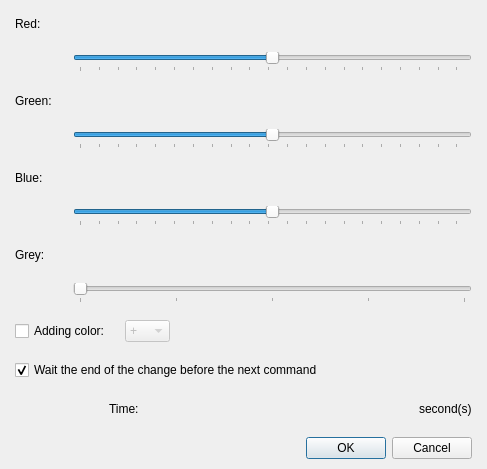
Before: the Qt Designer form Editor/Dialogs/Commands/dialogcommandchangescreentone.ui in RPG-Paper-Maker/RPG-Paper-Maker, drawn with Qt 5.
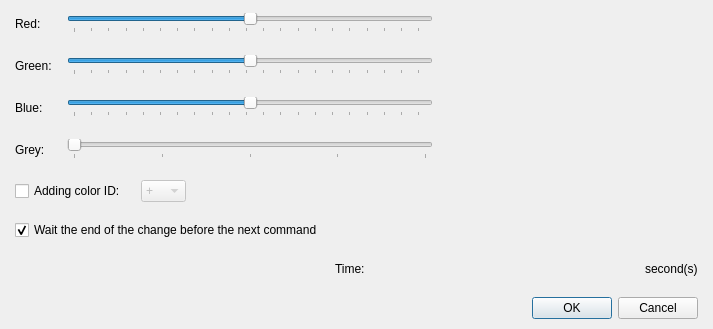
After: the same form once the commit is applied. Custom widgets are drawn as their Qt base class.

Commit message: [FIX] Command screen tone: reorder UI

Patch:
```diff
--- a/Editor/Dialogs/Commands/dialogcommandchangescreentone.ui
+++ b/Editor/Dialogs/Commands/dialogcommandchangescreentone.ui
@@ -6,14 +6,14 @@
    <rect>
     <x>0</x>
     <y>0</y>
-    <width>487</width>
-    <height>401</height>
+    <width>713</width>
+    <height>291</height>
    </rect>
   </property>
   <property name="windowTitle">
    <string>Change screen tone...</string>
   </property>
-  <layout class="QGridLayout" name="gridLayout_5">
+  <layout class="QGridLayout" name="gridLayout_2">
    <property name="leftMargin">
     <number>15</number>
    </property>
@@ -34,7 +34,7 @@
      <item>
       <layout class="QVBoxLayout" name="verticalLayout">
        <item>
-        <layout class="QGridLayout" name="gridLayout">
+        <layout class="QGridLayout" name="gridLayout" columnstretch="0,1,0">
          <item row="0" column="0">
           <widget class="QLabel" name="label">
            <property name="text">
@@ -43,48 +43,6 @@
           </widget>
          </item>
          <item row="0" column="1">
-          <widget class="PanelPrimitiveValue" name="panelPrimitiveRed" native="true">
-           <property name="minimumSize">
-            <size>
-             <width>250</width>
-             <height>27</height>
-            </size>
-           </property>
-           <property name="maximumSize">
-            <size>
-             <width>250</width>
-             <height>27</height>
-            </size>
-           </property>
-          </widget>
-         </item>
-         <item row="0" column="2">
-          <spacer name="horizontalSpacer">
-           <property name="orientation">
-            <enum>Qt::Horizontal</enum>
-           </property>
-           <property name="sizeHint" stdset="0">
-            <size>
-             <width>138</width>
-             <height>20</height>
-            </size>
-           </property>
-          </spacer>
-         </item>
-         <item row="1" column="0">
-          <spacer name="horizontalSpacer_2">
-           <property name="orientation">
-            <enum>Qt::Horizontal</enum>
-           </property>
-           <property name="sizeHint" stdset="0">
-            <size>
-             <width>48</width>
-             <height>20</height>
-            </size>
-           </property>
-          </spacer>
-         </item>
-         <item row="1" column="1" colspan="2">
           <widget class="QSlider" name="horizontalSliderRed">
            <property name="minimum">
             <number>-255</number>
@@ -106,60 +64,30 @@
            </property>
           </widget>
          </item>
-        </layout>
-       </item>
-       <item>
-        <layout class="QGridLayout" name="gridLayout_2">
-         <item row="0" column="0">
+         <item row="0" column="2">
+          <widget class="PanelPrimitiveValue" name="panelPrimitiveRed" native="true">
+           <property name="minimumSize">
+            <size>
+             <width>250</width>
+             <height>27</height>
+            </size>
+           </property>
+           <property name="maximumSize">
+            <size>
+             <width>250</width>
+             <height>27</height>
+            </size>
+           </property>
+          </widget>
+         </item>
+         <item row="1" column="0">
           <widget class="QLabel" name="label_2">
            <property name="text">
             <string>Green:</string>
            </property>
           </widget>
          </item>
-         <item row="0" column="1">
-          <widget class="PanelPrimitiveValue" name="panelPrimitiveGreen" native="true">
-           <property name="minimumSize">
-            <size>
-             <width>250</width>
-             <height>27</height>
-            </size>
-           </property>
-           <property name="maximumSize">
-            <size>
-             <width>250</width>
-             <height>27</height>
-            </size>
-           </property>
-          </widget>
-         </item>
-         <item row="0" column="2">
-          <spacer name="horizontalSpacer_3">
-           <property name="orientation">
-            <enum>Qt::Horizontal</enum>
-           </property>
-           <property name="sizeHint" stdset="0">
-            <size>
-             <width>138</width>
-             <height>20</height>
-            </size>
-           </property>
-          </spacer>
-         </item>
-         <item row="1" column="0">
-          <spacer name="horizontalSpacer_4">
-           <property name="orientation">
-            <enum>Qt::Horizontal</enum>
-           </property>
-           <property name="sizeHint" stdset="0">
-            <size>
-             <width>48</width>
-             <height>20</height>
-            </size>
-           </property>
-          </spacer>
-         </item>
-         <item row="1" column="1" colspan="2">
+         <item row="1" column="1">
           <widget class="QSlider" name="horizontalSliderGreen">
            <property name="minimum">
             <number>-255</number>
@@ -181,60 +109,30 @@
            </property>
           </widget>
          </item>
-        </layout>
-       </item>
-       <item>
-        <layout class="QGridLayout" name="gridLayout_3">
-         <item row="0" column="0">
+         <item row="1" column="2">
+          <widget class="PanelPrimitiveValue" name="panelPrimitiveGreen" native="true">
+           <property name="minimumSize">
+            <size>
+             <width>250</width>
+             <height>27</height>
+            </size>
+           </property>
+           <property name="maximumSize">
+            <size>
+             <width>250</width>
+             <height>27</height>
+            </size>
+           </property>
+          </widget>
+         </item>
+         <item row="2" column="0">
           <widget class="QLabel" name="label_3">
            <property name="text">
             <string>Blue:</string>
            </property>
           </widget>
          </item>
-         <item row="0" column="1">
-          <widget class="PanelPrimitiveValue" name="panelPrimitiveBlue" native="true">
-           <property name="minimumSize">
-            <size>
-             <width>250</width>
-             <height>27</height>
-            </size>
-           </property>
-           <property name="maximumSize">
-            <size>
-             <width>250</width>
-             <height>27</height>
-            </size>
-           </property>
-          </widget>
-         </item>
-         <item row="0" column="2">
-          <spacer name="horizontalSpacer_5">
-           <property name="orientation">
-            <enum>Qt::Horizontal</enum>
-           </property>
-           <property name="sizeHint" stdset="0">
-            <size>
-             <width>138</width>
-             <height>20</height>
-            </size>
-           </property>
-          </spacer>
-         </item>
-         <item row="1" column="0">
-          <spacer name="horizontalSpacer_6">
-           <property name="orientation">
-            <enum>Qt::Horizontal</enum>
-           </property>
-           <property name="sizeHint" stdset="0">
-            <size>
-             <width>48</width>
-             <height>20</height>
-            </size>
-           </property>
-          </spacer>
-         </item>
-         <item row="1" column="1" colspan="2">
+         <item row="2" column="1">
           <widget class="QSlider" name="horizontalSliderBlue">
            <property name="minimum">
             <number>-255</number>
@@ -256,60 +154,30 @@
            </property>
           </widget>
          </item>
-        </layout>
-       </item>
-       <item>
-        <layout class="QGridLayout" name="gridLayout_4">
-         <item row="0" column="0">
+         <item row="2" column="2">
+          <widget class="PanelPrimitiveValue" name="panelPrimitiveBlue" native="true">
+           <property name="minimumSize">
+            <size>
+             <width>250</width>
+             <height>27</height>
+            </size>
+           </property>
+           <property name="maximumSize">
+            <size>
+             <width>250</width>
+             <height>27</height>
+            </size>
+           </property>
+          </widget>
+         </item>
+         <item row="3" column="0">
           <widget class="QLabel" name="label_4">
            <property name="text">
             <string>Grey:</string>
            </property>
           </widget>
          </item>
-         <item row="0" column="1">
-          <widget class="PanelPrimitiveValue" name="panelPrimitiveGrey" native="true">
-           <property name="minimumSize">
-            <size>
-             <width>250</width>
-             <height>27</height>
-            </size>
-           </property>
-           <property name="maximumSize">
-            <size>
-             <width>250</width>
-             <height>27</height>
-            </size>
-           </property>
-          </widget>
-         </item>
-         <item row="0" column="2">
-          <spacer name="horizontalSpacer_7">
-           <property name="orientation">
-            <enum>Qt::Horizontal</enum>
-           </property>
-           <property name="sizeHint" stdset="0">
-            <size>
-             <width>138</width>
-             <height>20</height>
-            </size>
-           </property>
-          </spacer>
-         </item>
-         <item row="1" column="0">
-          <spacer name="horizontalSpacer_8">
-           <property name="orientation">
-            <enum>Qt::Horizontal</enum>
-           </property>
-           <property name="sizeHint" stdset="0">
-            <size>
-             <width>48</width>
-             <height>20</height>
-            </size>
-           </property>
-          </spacer>
-         </item>
-         <item row="1" column="1" colspan="2">
+         <item row="3" column="1">
           <widget class="QSlider" name="horizontalSliderGrey">
            <property name="minimum">
             <number>0</number>
@@ -331,6 +199,22 @@
            </property>
           </widget>
          </item>
+         <item row="3" column="2">
+          <widget class="PanelPrimitiveValue" name="panelPrimitiveGrey" native="true">
+           <property name="minimumSize">
+            <size>
+             <width>250</width>
+             <height>27</height>
+            </size>
+           </property>
+           <property name="maximumSize">
+            <size>
+             <width>250</width>
+             <height>27</height>
+            </size>
+           </property>
+          </widget>
+         </item>
         </layout>
        </item>
        <item>
@@ -338,7 +222,7 @@
          <item>
           <widget class="QCheckBox" name="checkBoxColor">
            <property name="text">
-            <string>Adding color:</string>
+            <string>Adding color ID:</string>
            </property>
           </widget>
          </item>
```
